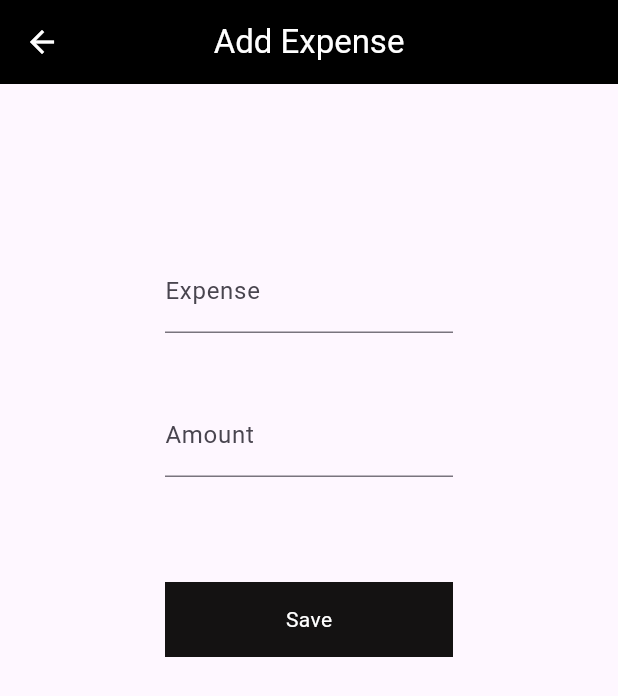
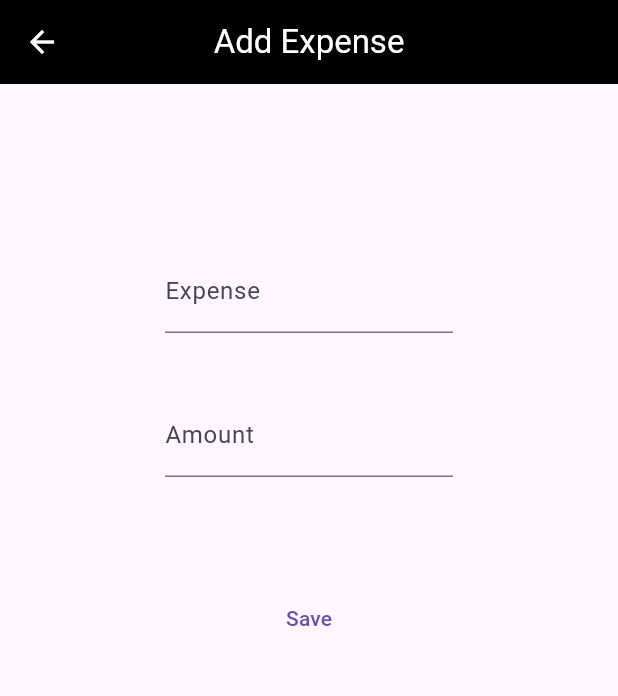
Before and after one commit to Hizar62/Expense-Tracking-App, a Flutter app: the DashBoardContent widget shown alone on an empty page, opened directly, after a tap on "Add Expense", on a phone screen of 412 x 824 dp. Shown: the top 696 px of the screen. Run offline on Flutter 3.47's test engine with Material 3 defaults, Android fonts, the phone set to English and light mode, and no system bars; our stand-ins replace carousel_slider, fl_chart, google_nav_bar, hive, hive_flutter; missing offline and left inert: dart:ffi; accounts and stored records are empty.

Commit message:
Hive Database Add Expense

```diff
--- a/lib/boxes/boxes.dart
+++ b/lib/boxes/boxes.dart
@@ -1,6 +1,8 @@
 import 'package:expensetrackingapp/models/accounts_model.dart';
+import 'package:expensetrackingapp/models/expense_model.dart';
 import 'package:hive/hive.dart';
 
 class Boxes {
-  static Box<AccountModel> getData() => Hive.box<AccountModel>('account');
+  static Box<AccountModel> getAccountBox() => Hive.box<AccountModel>('account');
+  static Box<ExpenseModel> getExpenseBox() => Hive.box<ExpenseModel>('expense');
 }
--- a/lib/main.dart
+++ b/lib/main.dart
@@ -1,4 +1,5 @@
 import 'package:expensetrackingapp/models/accounts_model.dart';
+import 'package:expensetrackingapp/models/expense_model.dart';
 import 'package:expensetrackingapp/ui/introscreen.dart';
 import 'package:flutter/material.dart';
 import 'package:hive/hive.dart';
@@ -11,6 +12,9 @@
 
   Hive.registerAdapter(AccountModelAdapter());
   await Hive.openBox<AccountModel>('account');
+
+  Hive.registerAdapter(ExpenseModelAdapter());
+  await Hive.openBox<ExpenseModel>('expense');
 
   runApp(const MyApp());
 }
--- /dev/null
+++ b/lib/models/expense_model.dart
@@ -0,0 +1,13 @@
+import 'package:hive/hive.dart';
+
+part 'expense_model.g.dart';
+
+@HiveType(typeId: 1)
+class ExpenseModel extends HiveObject {
+  @HiveField(0)
+  String expenseName;
+  @HiveField(1)
+  int amount;
+
+  ExpenseModel({required this.expenseName, required this.amount});
+}
--- a/lib/ui/add_account.dart
+++ b/lib/ui/add_account.dart
@@ -65,7 +65,7 @@ class _AddAccountState extends State<AddAccount> {
                     accountType: valueChoose.toString(),
                     amount: int.parse(amountController.text));
 
-                final box = Boxes.getData();
+                final box = Boxes.getAccountBox();
                 box.add(data);
                 data.save();
 
--- a/lib/ui/add_expense.dart
+++ b/lib/ui/add_expense.dart
@@ -1,3 +1,5 @@
+import 'package:expensetrackingapp/boxes/boxes.dart';
+import 'package:expensetrackingapp/models/expense_model.dart';
 import 'package:expensetrackingapp/widgets/roundbutton.dart';
 import 'package:flutter/material.dart';
 
@@ -9,6 +11,8 @@ class AddExpense extends StatefulWidget {
 }
 
 class _AddExpenseState extends State<AddExpense> {
+  final expenseNameController = TextEditingController();
+  final expenseAmountController = TextEditingController();
   @override
   Widget build(BuildContext context) {
     return MaterialApp(
@@ -28,6 +32,7 @@ class _AddExpenseState extends State<AddExpense> {
           child: Column(
             children: [
               TextFormField(
+                controller: expenseNameController,
                 decoration: const InputDecoration(
                   hintText: 'Expense name', // Add your hint here
                   labelText: 'Expense', // You can also add a label if needed
@@ -38,6 +43,7 @@ class _AddExpenseState extends State<AddExpense> {
                 height: 40,
               ),
               TextFormField(
+                controller: expenseAmountController,
                 keyboardType: TextInputType.number,
                 decoration: const InputDecoration(
                   hintText: 'Enter Ammount', // Add your hint here
@@ -48,11 +54,21 @@ class _AddExpenseState extends State<AddExpense> {
               const SizedBox(
                 height: 70,
               ),
-              RoundButton(
-                  title: "Save",
-                  onTap: () {
+              TextButton(
+                  onPressed: () {
+                    final data = ExpenseModel(
+                        expenseName: expenseNameController.toString(),
+                        amount: int.parse(expenseAmountController.text));
+
+                    final box = Boxes.getExpenseBox();
+                    box.add(data);
+                    data.save();
+
+                    expenseNameController.clear();
+                    expenseAmountController.clear();
                     Navigator.pop(context);
-                  })
+                  },
+                  child: const Text("Save")),
             ],
           ),
         ),
--- a/lib/ui/dashboard.dart
+++ b/lib/ui/dashboard.dart
@@ -74,10 +74,8 @@ class DashBoardContent extends StatelessWidget {
   @override
   Widget build(BuildContext context) {
     return ValueListenableBuilder(
-      valueListenable: Boxes.getData().listenable(),
+      valueListenable: Boxes.getAccountBox().listenable(),
       builder: (context, box, _) {
-        var data = box.values.cast<AccountModel>();
-
         return FutureBuilder<double>(
           future: calculateTotalAmount(),
           builder: (context, snapshot) {
@@ -174,3 +172,17 @@ Future<double> calculateTotalAmount() async {
 
   return totalAmount;
 }
+
+Future<double> calculateTotalExpenseAmount() async {
+  var box = await Hive.openBox<AccountModel>('expense');
+
+  double totalAmount = 0.0;
+
+  for (var i = 0; i < box.length; i++) {
+    var account = box.getAt(i);
+    totalAmount += account!.amount
+        .toDouble(); // Assuming 'amount' is an int or double field
+  }
+
+  return totalAmount;
+}
```
Also changed, not shown: lib/models/expense_model.g.dart (added).
